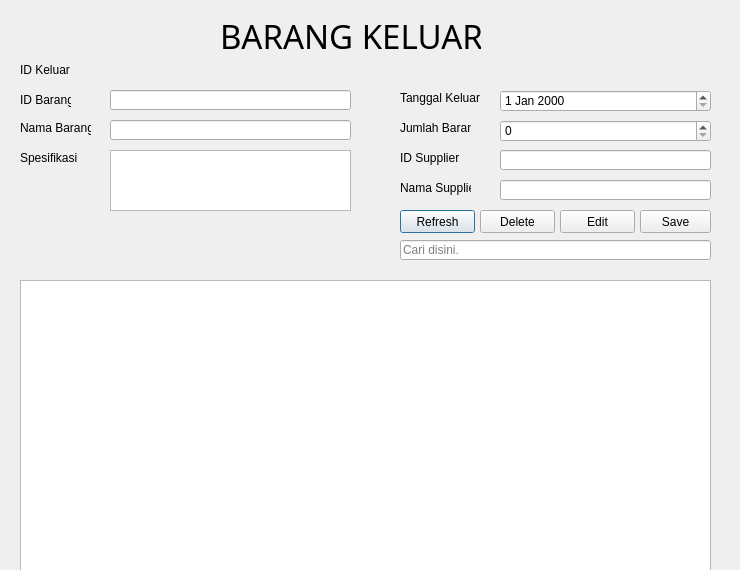
Qt form barang_keluar.ui (salsabilarhdsy/inventaris_cpp) before a commit.
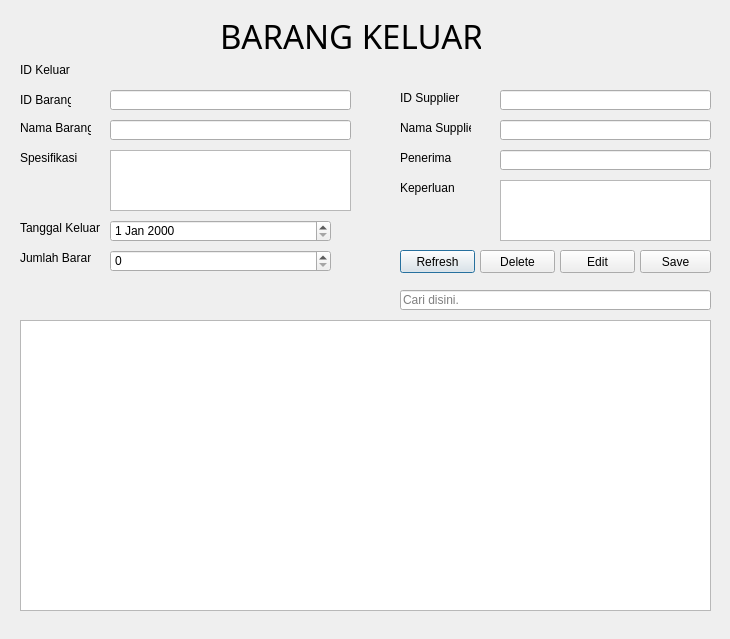
The same form after that commit.

Commit message: Update: peminjaman barang, barang masuk.

The edit to the form file:
```diff
--- a/barang_keluar.ui
+++ b/barang_keluar.ui
@@ -6,8 +6,8 @@
    <rect>
     <x>0</x>
     <y>0</y>
-    <width>740</width>
-    <height>570</height>
+    <width>730</width>
+    <height>639</height>
    </rect>
   </property>
   <property name="windowTitle">
@@ -129,8 +129,8 @@
   <widget class="QLabel" name="label_5">
    <property name="geometry">
     <rect>
-     <x>400</x>
-     <y>90</y>
+     <x>20</x>
+     <y>220</y>
      <width>81</width>
      <height>16</height>
     </rect>
@@ -142,8 +142,8 @@
   <widget class="QLabel" name="label_6">
    <property name="geometry">
     <rect>
-     <x>400</x>
-     <y>120</y>
+     <x>20</x>
+     <y>250</y>
      <width>71</width>
      <height>16</height>
     </rect>
@@ -156,7 +156,7 @@
    <property name="geometry">
     <rect>
      <x>400</x>
-     <y>150</y>
+     <y>90</y>
      <width>71</width>
      <height>16</height>
     </rect>
@@ -169,7 +169,7 @@
    <property name="geometry">
     <rect>
      <x>400</x>
-     <y>180</y>
+     <y>120</y>
      <width>71</width>
      <height>16</height>
     </rect>
@@ -181,9 +181,9 @@
   <widget class="QDateEdit" name="txt_tgl">
    <property name="geometry">
     <rect>
-     <x>500</x>
-     <y>90</y>
-     <width>211</width>
+     <x>110</x>
+     <y>220</y>
+     <width>221</width>
      <height>22</height>
     </rect>
    </property>
@@ -191,9 +191,9 @@
   <widget class="QSpinBox" name="txt_jml">
    <property name="geometry">
     <rect>
-     <x>500</x>
-     <y>120</y>
-     <width>211</width>
+     <x>110</x>
+     <y>250</y>
+     <width>221</width>
      <height>22</height>
     </rect>
    </property>
@@ -202,7 +202,7 @@
    <property name="geometry">
     <rect>
      <x>500</x>
-     <y>150</y>
+     <y>90</y>
      <width>211</width>
      <height>20</height>
     </rect>
@@ -215,7 +215,7 @@
    <property name="geometry">
     <rect>
      <x>500</x>
-     <y>180</y>
+     <y>120</y>
      <width>211</width>
      <height>20</height>
     </rect>
@@ -228,7 +228,7 @@
    <property name="geometry">
     <rect>
      <x>400</x>
-     <y>210</y>
+     <y>250</y>
      <width>75</width>
      <height>23</height>
     </rect>
@@ -241,7 +241,7 @@
    <property name="geometry">
     <rect>
      <x>480</x>
-     <y>210</y>
+     <y>250</y>
      <width>75</width>
      <height>23</height>
     </rect>
@@ -254,7 +254,7 @@
    <property name="geometry">
     <rect>
      <x>560</x>
-     <y>210</y>
+     <y>250</y>
      <width>75</width>
      <height>23</height>
     </rect>
@@ -267,7 +267,7 @@
    <property name="geometry">
     <rect>
      <x>640</x>
-     <y>210</y>
+     <y>250</y>
      <width>71</width>
      <height>23</height>
     </rect>
@@ -280,7 +280,7 @@
    <property name="geometry">
     <rect>
      <x>400</x>
-     <y>240</y>
+     <y>290</y>
      <width>311</width>
      <height>20</height>
     </rect>
@@ -293,7 +293,7 @@
    <property name="geometry">
     <rect>
      <x>20</x>
-     <y>280</y>
+     <y>320</y>
      <width>691</width>
      <height>291</height>
     </rect>
@@ -312,6 +312,64 @@
     <string/>
    </property>
   </widget>
+  <widget class="QLabel" name="label_10">
+   <property name="geometry">
+    <rect>
+     <x>400</x>
+     <y>150</y>
+     <width>71</width>
+     <height>16</height>
+    </rect>
+   </property>
+   <property name="text">
+    <string>Penerima</string>
+   </property>
+  </widget>
+  <widget class="QLineEdit" name="txt_namasupp_2">
+   <property name="enabled">
+    <bool>true</bool>
+   </property>
+   <property name="geometry">
+    <rect>
+     <x>500</x>
+     <y>150</y>
+     <width>211</width>
+     <height>20</height>
+    </rect>
+   </property>
+   <property name="readOnly">
+    <bool>true</bool>
+   </property>
+  </widget>
+  <widget class="QTextEdit" name="txt_spesifikasi_2">
+   <property name="enabled">
+    <bool>true</bool>
+   </property>
+   <property name="geometry">
+    <rect>
+     <x>500</x>
+     <y>180</y>
+     <width>211</width>
+     <height>61</height>
+    </rect>
+   </property>
+   <property name="readOnly">
+    <bool>true</bool>
+   </property>
+  </widget>
+  <widget class="QLabel" name="label_11">
+   <property name="geometry">
+    <rect>
+     <x>400</x>
+     <y>180</y>
+     <width>71</width>
+     <height>16</height>
+    </rect>
+   </property>
+   <property name="text">
+    <string>Keperluan</string>
+   </property>
+  </widget>
  </widget>
  <resources/>
  <connections/>
```
Left out of the diff: 2 changed lines with no effect on the pictures. The commit also changes 20 other files.
